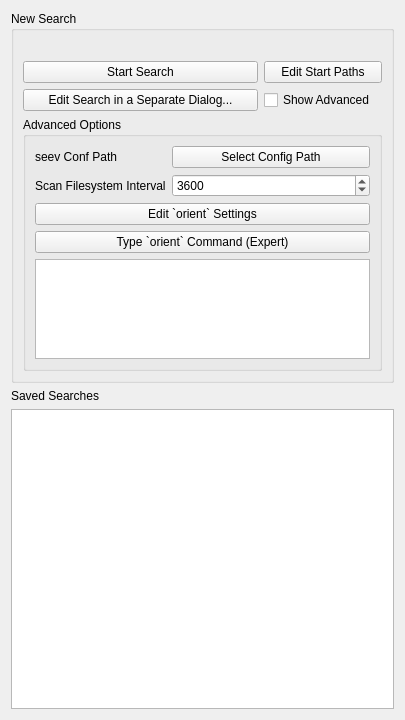
The window that widgets/navwidget.ui (cxxsucks/SearchEverywhere) describes before a commit, drawn with Qt 5.
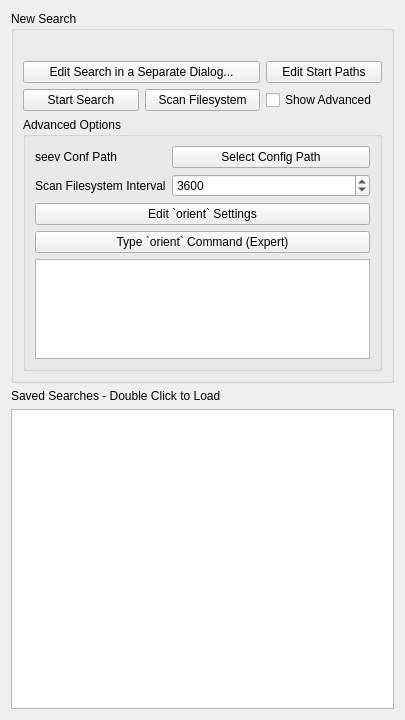
The same window after the commit. Custom widgets are drawn as their Qt base class.

Diff of the .ui file:
```diff
--- a/widgets/navwidget.ui
+++ b/widgets/navwidget.ui
@@ -20,13 +20,6 @@
       <string>New Search</string>
      </property>
      <layout class="QGridLayout">
-      <item row="2" column="0" colspan="2">
-       <widget class="QPushButton" name="searchEditDlgBut">
-        <property name="text">
-         <string>Edit Search in a Separate Dialog...</string>
-        </property>
-       </widget>
-      </item>
       <item row="2" column="2">
        <widget class="QCheckBox" name="showAdvChk">
         <property name="text">
@@ -34,13 +27,6 @@
         </property>
        </widget>
       </item>
-      <item row="1" column="0" colspan="2">
-       <widget class="QPushButton" name="initSearchBut">
-        <property name="text">
-         <string>Start Search</string>
-        </property>
-       </widget>
-      </item>
       <item row="0" column="0" colspan="3">
        <widget class="QWidget" name="predWidg" native="true">
         <property name="minimumSize">
@@ -131,13 +117,34 @@
         </layout>
        </widget>
       </item>
+      <item row="2" column="0">
+       <widget class="QPushButton" name="initSearchBut">
+        <property name="text">
+         <string>Start Search</string>
+        </property>
+       </widget>
+      </item>
+      <item row="1" column="0" colspan="2">
+       <widget class="QPushButton" name="searchEditDlgBut">
+        <property name="text">
+         <string>Edit Search in a Separate Dialog...</string>
+        </property>
+       </widget>
+      </item>
+      <item row="2" column="1">
+       <widget class="QPushButton" name="updateDbBut">
+        <property name="text">
+         <string>Scan Filesystem</string>
+        </property>
+       </widget>
+      </item>
      </layout>
     </widget>
    </item>
    <item>
     <widget class="QLabel" name="__z2">
      <property name="text">
-      <string>Saved Searches</string>
+      <string>Saved Searches - Double Click to Load</string>
      </property>
      <property name="buddy">
       <cstring>savedSearchLst</cstring>
@@ -149,6 +156,14 @@
    </item>
   </layout>
  </widget>
+ <customwidgets>
+  <customwidget>
+   <class>seev::OriePredSelector</class>
+   <extends>QWidget</extends>
+   <header>widgets/oriepredselector.hpp</header>
+   <container>1</container>
+  </customwidget>
+ </customwidgets>
  <resources/>
  <connections>
   <connection>
```
Left out of the diff: 2 changed lines with no effect on the pictures.
